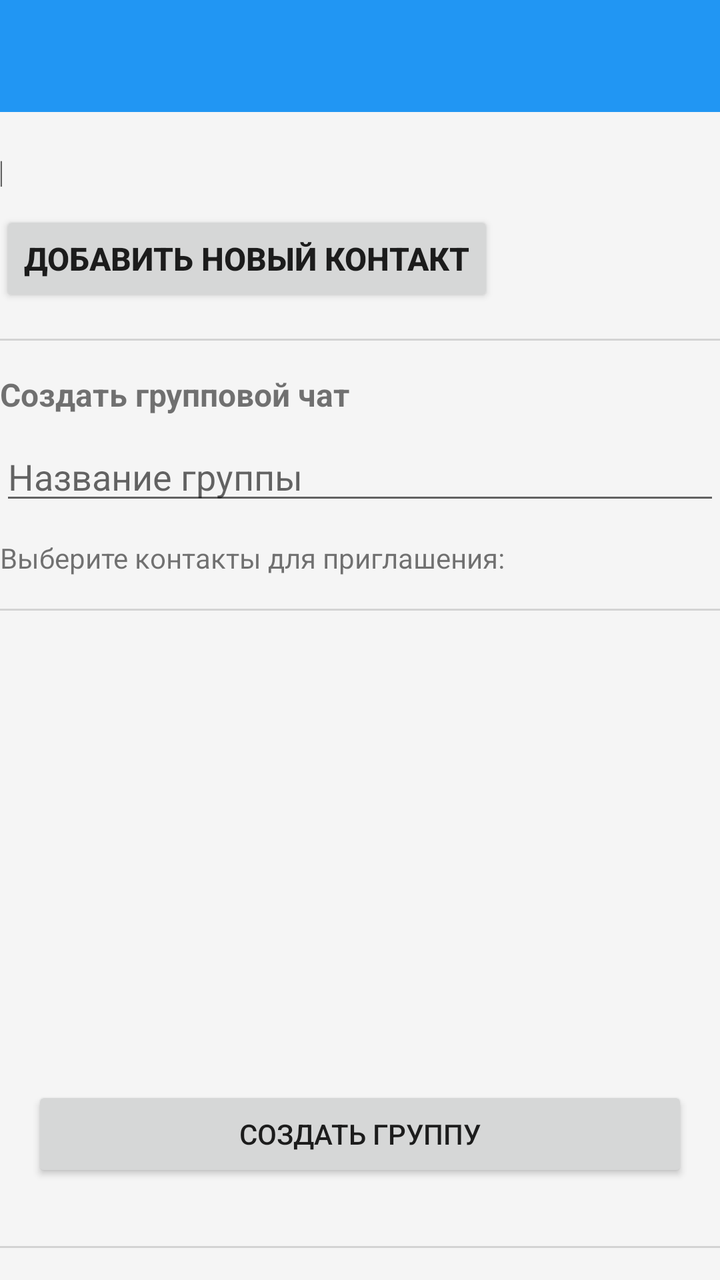
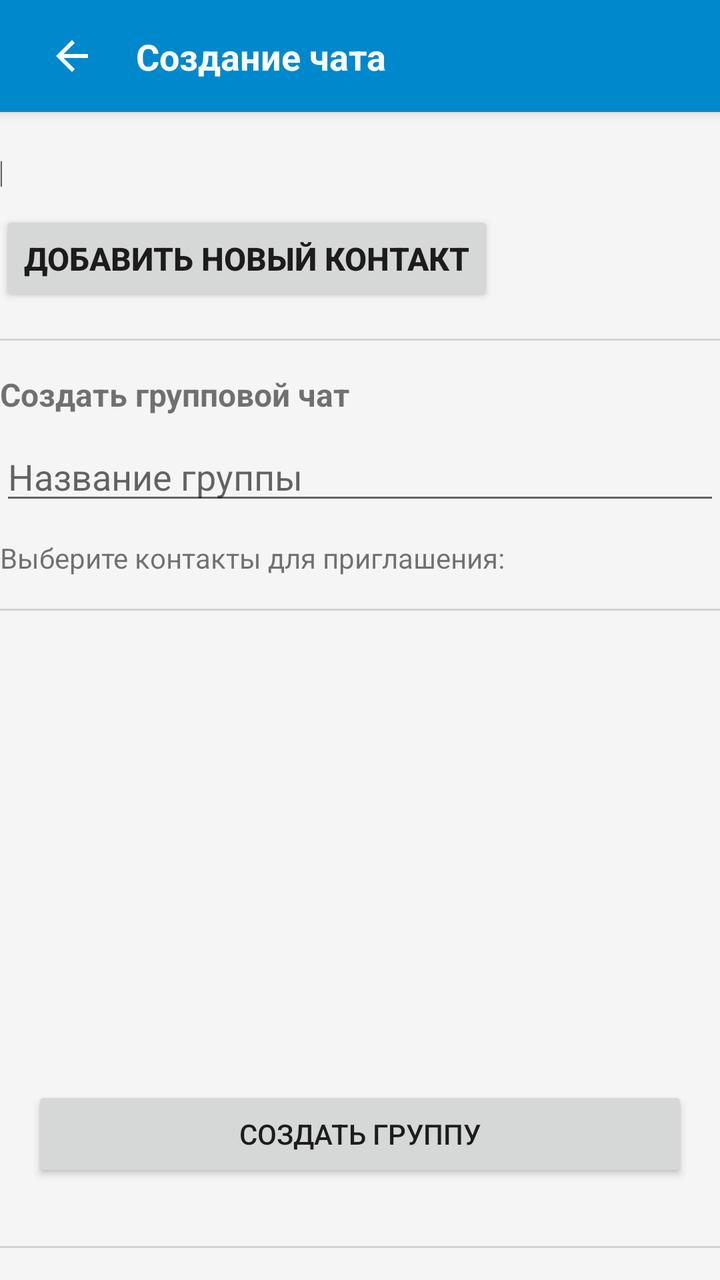

Screens rendered from an Android XML layout before and after an edit, with the pre-edit source and the edit as a unified diff.
<!-- AndroidManifest.xml: activity theme Theme.AppCompat.Light.NoActionBar -->
<!-- res/layout/activity_create_chat.xml -->
<?xml version="1.0" encoding="utf-8"?>
<LinearLayout xmlns:android="http://schemas.android.com/apk/res/android"
    xmlns:app="http://android.com"
    xmlns:tools="http://android.com"
    android:layout_width="match_parent"
    android:layout_height="match_parent"
    android:background="#F5F5F5"
    android:fitsSystemWindows="true"
    android:orientation="vertical"
    tools:ignore="HardcodedText,Autofill">

    
    <androidx.appcompat.widget.Toolbar
        android:id="@+id/toolbarCreateChat"
        app:title="Настройки"
        app:titleTextColor="#FFFFFF"
        android:layout_width="match_parent"
        android:layout_height="56dp"
        android:background="#2196F3" />

    <LinearLayout
        android:layout_width="match_parent"
        android:layout_height="wrap_content"
        android:layout_marginTop="8dp"
        android:orientation="vertical">

        <EditText
            android:id="@+id/editTextContactId"
            android:layout_width="1dp"
            android:layout_height="wrap_content"
            android:layout_weight="1"
            android:hint="ID пользователя или телефон"
            android:importantForAutofill="no"
            android:inputType="text" />

        <Button
            android:id="@+id/buttonViewContactTitle"
            android:layout_width="wrap_content"
            android:layout_height="wrap_content"
            android:text="Добавить новый контакт"
            android:textSize="16sp"
            android:textStyle="bold" />

        <View
            android:id="@+id/view"
            android:layout_width="match_parent"
            android:layout_height="1dp"
            android:layout_marginVertical="16dp"
            android:background="#D3D3D3" />

        <TextView
            android:id="@+id/textViewGroupTitle"
            android:layout_width="wrap_content"
            android:layout_height="wrap_content"
            android:text="Создать групповой чат"
            android:textSize="16sp"
            android:textStyle="bold" />
    </LinearLayout>

    <EditText
        android:id="@+id/editTextGroupName"
        android:layout_width="match_parent"
        android:layout_height="wrap_content"
        android:layout_marginTop="8dp"
        android:hint="Название группы"
        android:importantForAutofill="no"
        android:inputType="text" />

    <TextView
        android:id="@+id/textViewSelectContactsTitle"
        android:layout_width="wrap_content"
        android:layout_height="wrap_content"
        android:layout_marginTop="12dp"
        android:text="Выберите контакты для приглашения:"
        android:textSize="14sp" />

    <View
        android:layout_width="match_parent"
        android:layout_height="1dp"
        android:layout_marginVertical="16dp"
        android:background="#D3D3D3" />

    

    
    <androidx.recyclerview.widget.RecyclerView
        android:id="@+id/recyclerViewSelectContacts"
        android:layout_width="match_parent"
        android:layout_height="0dp"
        android:layout_marginTop="8dp"
        android:layout_weight="1" />

    <Button
        android:id="@+id/buttonCreateGroup"
        android:layout_width="match_parent"
        android:layout_height="48dp"
        android:layout_margin="16dp"
        android:text="Создать группу" />

    <View
        android:id="@+id/view2"
        android:layout_width="match_parent"
        android:layout_height="1dp"
        android:layout_marginVertical="16dp"
        android:background="#D3D3D3" />

</LinearLayout>
<!-- resources referenced by this layout -->
<resources>

</resources>

<!-- the commit's change to res/layout/activity_create_chat.xml (unified diff, before → after) -->
@@ -10,14 +10,49 @@
     tools:ignore="HardcodedText,Autofill">
 
     
-    <androidx.appcompat.widget.Toolbar
-        android:id="@+id/toolbarCreateChat"
-        app:title="Настройки"
-        app:titleTextColor="#FFFFFF"
+    <FrameLayout
+        android:id="@+id/toolbarContainer"
         android:layout_width="match_parent"
         android:layout_height="56dp"
-        android:background="#2196F3" />
+        android:background="#0088CC"
+        android:elevation="4dp">
 
+        <RelativeLayout
+            android:id="@+id/layoutNormalToolbar"
+            android:layout_width="match_parent"
+            android:layout_height="match_parent"
+            android:padding="16dp"
+            android:visibility="visible">
+
+            
+            <ImageButton
+                android:id="@+id/buttonCreateChatBack"
+                android:layout_width="40dp"
+                android:layout_height="40dp"
+                android:layout_alignParentLeft="true"
+                android:layout_centerVertical="true"
+                android:background="?attr/selectableItemBackgroundBorderless"
+                android:src="@drawable/ic_arrow_back"
+                android:contentDescription="Назад"
+                app:tint="#FFFFFF" />
+
+            
+            <TextView
+                android:id="@+id/textViewCreateChatTitle"
+                android:layout_width="wrap_content"
+                android:layout_height="wrap_content"
+                android:layout_toRightOf="@id/buttonCreateChatBack"
+                android:layout_centerVertical="true"
+                android:layout_marginLeft="12dp"
+                android:text="Создание чата"
+                android:textColor="#FFFFFF"
+                android:textSize="18sp"
+                android:textStyle="bold"
+                android:ellipsize="end"
+                android:singleLine="true" />
+        </RelativeLayout>
+    </FrameLayout>
+    
     <LinearLayout
         android:layout_width="match_parent"
         android:layout_height="wrap_content"
<!-- resource entries referenced after the edit -->
@@ -1,5 +1,15 @@
 <!-- resources referenced by this layout -->
 <resources>
-
+  <!-- drawable ic_arrow_back (drawable) -->
+  <?xml version="1.0" encoding="utf-8"?>
+  <vector xmlns:android="http://schemas.android.com/apk/res/android"
+      android:width="24dp"
+      android:height="24dp"
+      android:viewportWidth="24"
+      android:viewportHeight="24">
+      <path
+          android:fillColor="#FFFFFF"
+          android:pathData="M20,11H7.83l5.59,-5.59L12,4l-8,8 8,8 1.41,-1.41L7.83,13H20V11Z"/>
+  </vector>
 </resources>
 
